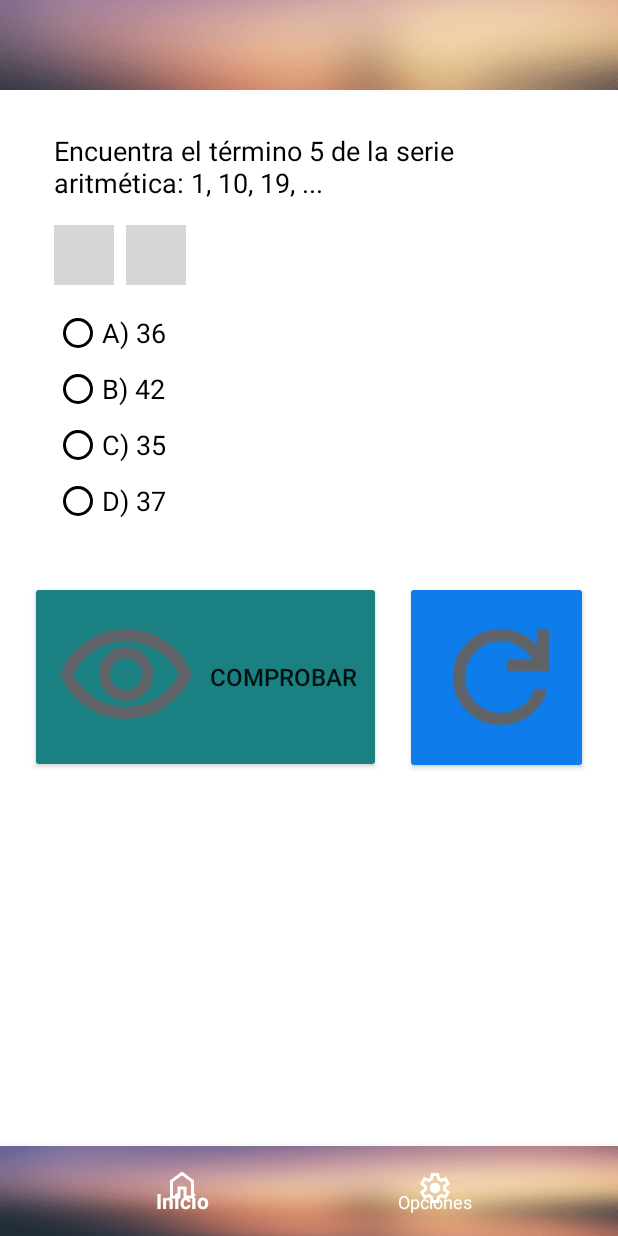
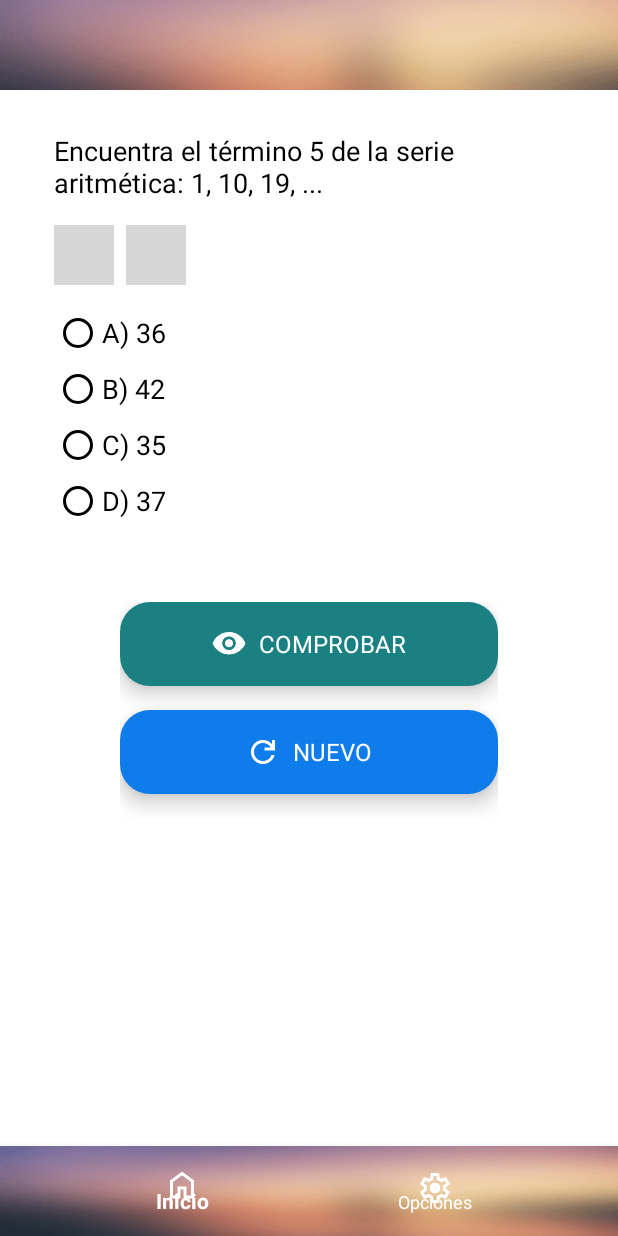
Before and after one commit to ivanrodriguezromero1/mathematical_reasoning, an Android app: the ProblemasActivity screen opened directly, with no data from a screen before it, on a phone screen of 412 x 824 dp. Run offline under Robolectric (Android 15) with nearby library versions, the phone set to English and light mode, and no system bars; grey boxes are pictures that could not be loaded.

Commit message:
activity problemas imagen de botones comprobar y nuevo

```diff
--- a/app/src/main/java/com/mathematical_reasoning/raz_mat/MyAdapter.java
+++ b/app/src/main/java/com/mathematical_reasoning/raz_mat/MyAdapter.java
@@ -8,7 +8,6 @@ import android.view.ViewGroup;
 import android.widget.ImageButton;
 import android.widget.ImageView;
 import android.widget.TextView;
-import android.widget.Toast;
 import androidx.annotation.NonNull;
 import androidx.core.content.ContextCompat;
 import androidx.recyclerview.widget.RecyclerView;
@@ -34,7 +33,7 @@ public class MyAdapter extends RecyclerView.Adapter<MyAdapter.ViewHolder> {
     @Override
     public ViewHolder onCreateViewHolder(@NonNull ViewGroup parent, int viewType) {
         View view = LayoutInflater.from(parent.getContext())
-                .inflate(R.layout.item_list, parent, false);
+                .inflate(R.layout.activity_main_item_list, parent, false);
         return new ViewHolder(view);
     }
 
--- a/app/src/main/java/com/mathematical_reasoning/raz_mat/ProblemasActivity.java
+++ b/app/src/main/java/com/mathematical_reasoning/raz_mat/ProblemasActivity.java
@@ -2,15 +2,12 @@ package com.mathematical_reasoning.raz_mat;
 
 import android.os.Bundle;
 import android.os.Handler;
+import android.widget.*;
 import androidx.appcompat.app.AppCompatActivity;
 import com.google.android.material.bottomnavigation.BottomNavigationView;
 import android.view.MenuItem;
-import android.widget.Button;
-import android.widget.ImageButton;
-import android.widget.RadioGroup;
-import android.widget.TextView;
 import android.content.Intent;
-import android.widget.ImageView;
+import com.google.android.material.button.MaterialButton;
 import com.mathematical_reasoning.raz_mat.utils.RadioButtonUtils;
 
 
@@ -46,8 +43,8 @@ public class ProblemasActivity extends AppCompatActivity {
         // Referencias a los componentes
 //        timerTextView = findViewById(R.id.timerTextView);
 //        ImageButton restartButton = findViewById(R.id.restartButton);
-        Button checkButton = findViewById(R.id.comprobarButton);
-        Button newButton = findViewById(R.id.nuevoButton);
+        LinearLayout comprobarButton = findViewById(R.id.comprobarLayout);
+        LinearLayout newButton = findViewById(R.id.nuevoLayout);
 
 //        // Iniciar el temporizador
 //        startTime = System.currentTimeMillis();
@@ -83,7 +80,7 @@ public class ProblemasActivity extends AppCompatActivity {
         });
 
         // Acción de comprobar respuesta
-        checkButton.setOnClickListener(v -> {
+        comprobarButton.setOnClickListener(v -> {
             // Lógica para verificar la respuesta seleccionada
         });
 
--- a/app/src/main/res/color/radio_button_selector.xml
+++ b/app/src/main/res/color/radio_button_selector.xml
@@ -1,7 +1,5 @@
 <?xml version="1.0" encoding="utf-8"?>
 <selector xmlns:android="http://schemas.android.com/apk/res/android">
-    <!-- Color púrpura cuando está seleccionado -->
     <item android:color="@color/radioButtonSelected" android:state_checked="true" />
-    <!-- Color negro cuando no está seleccionado -->
     <item android:color="@android:color/black" android:state_checked="false" />
 </selector>
--- /dev/null
+++ b/app/src/main/res/drawable/rounded_button_background.xml
@@ -0,0 +1,4 @@
+<shape xmlns:android="http://schemas.android.com/apk/res/android">
+    <solid android:color="@android:color/white"/> <!-- Color de fondo del botón -->
+    <corners android:radius="20dp" />
+</shape>
--- a/app/src/main/res/layout/item_list.xml
+++ b/app/src/main/res/layout/activity_main_item_list.xml
@@ -6,8 +6,7 @@
               android:padding="25dp"
               android:gravity="center_vertical"
               android:background="@drawable/rounded_item_background"
-              android:layout_marginBottom="10dp"
->
+              android:layout_marginBottom="10dp">
 
     <!-- Ícono del ítem (lado izquierdo) -->
     <ImageView
--- a/app/src/main/res/layout/activity_problemas.xml
+++ b/app/src/main/res/layout/activity_problemas.xml
@@ -120,7 +120,8 @@
                         android:clickable="true"
                         android:focusable="true"
                         app:tint="@color/buttonFiltroColor"
-                        android:layout_marginEnd="8dp" />
+                        android:layout_marginEnd="8dp"
+                        android:contentDescription="@string/filtrar_button_description"/>
 
                 <ImageButton
                         android:id="@+id/hintButton"
@@ -134,7 +135,8 @@
                         android:clickable="true"
                         android:focusable="true"
                         app:tint="@color/buttonBombillaColor"
-                        android:layout_marginEnd="16dp" />
+                        android:layout_marginEnd="16dp"
+                        android:contentDescription="@string/hint_button_description"/>
             </LinearLayout>
 
             <!-- RadioGroup con las opciones de respuesta -->
@@ -190,36 +192,16 @@
             <LinearLayout
                     android:layout_width="match_parent"
                     android:layout_height="wrap_content"
-                    android:orientation="horizontal"
+                    android:orientation="vertical"
                     android:gravity="center"
-                    android:layout_marginTop="16dp">
-
-                <Button
-                        android:id="@+id/comprobarButton"
-                        android:layout_width="wrap_content"
-                        android:layout_height="wrap_content"
-                        android:text="COMPROBAR"
-                        android:textSize="16sp"
-                        android:drawableStart="@drawable/ic_eye"
-                        android:drawablePadding="8dp"
-                        android:gravity="center_vertical"
-                        app:tint="@android:color/white"
-                        android:padding="16dp"
-                        android:backgroundTint="@color/buttonComprobarColor" />
-
-                <Button
-                        android:id="@+id/nuevoButton"
-                        android:layout_width="wrap_content"
-                        android:layout_height="wrap_content"
-                        android:text="NUEVO"
-                        android:textSize="16sp"
-                        android:drawableStart="@drawable/ic_refresh"
-                        android:drawablePadding="8dp"
-                        android:gravity="center_vertical"
-                        app:tint="@android:color/white"
-                        android:padding="16dp"
-                        android:layout_marginStart="16dp"
-                        android:backgroundTint="@color/buttonNuevoColor" />
+                    android:layout_marginHorizontal="60dp"
+                    android:layout_marginTop="30dp">
+                <include
+                    android:id="@+id/comprobarLayout"
+                    layout="@layout/activity_problemas_comprobar_button"/>
+                <include
+                    android:id="@+id/nuevoLayout"
+                    layout="@layout/activity_problemas_nuevo_button"/>
             </LinearLayout>
         </LinearLayout>
     </ScrollView>
--- /dev/null
+++ b/app/src/main/res/layout/activity_problemas_comprobar_button.xml
@@ -0,0 +1,32 @@
+<?xml version="1.0" encoding="utf-8"?>
+<LinearLayout xmlns:android="http://schemas.android.com/apk/res/android"
+              xmlns:app="http://schemas.android.com/apk/res-auto"
+              android:layout_width="match_parent"
+              android:layout_height="wrap_content"
+              android:orientation="horizontal"
+              android:gravity="center"
+              android:padding="16dp"
+              android:backgroundTint="@color/buttonComprobarColor"
+              android:background="@drawable/rounded_button_background"
+              android:layout_gravity="center"
+              android:clickable="true"
+              android:focusable="true"
+              android:layout_marginBottom="16dp"
+              android:elevation="8dp">
+
+    <ImageView
+            android:id="@+id/comprobarIcon"
+            android:layout_width="24dp"
+            android:layout_height="24dp"
+            android:src="@drawable/ic_eye"
+            app:tint="@android:color/white" />
+
+    <TextView
+            android:id="@+id/comprobarText"
+            android:layout_width="wrap_content"
+            android:layout_height="wrap_content"
+            android:text="COMPROBAR"
+            android:textSize="16sp"
+            android:textColor="@android:color/white"
+            android:layout_marginStart="8dp" />
+</LinearLayout>
--- /dev/null
+++ b/app/src/main/res/layout/activity_problemas_nuevo_button.xml
@@ -0,0 +1,32 @@
+<?xml version="1.0" encoding="utf-8"?>
+<LinearLayout xmlns:android="http://schemas.android.com/apk/res/android"
+              xmlns:app="http://schemas.android.com/apk/res-auto"
+              android:layout_width="match_parent"
+              android:layout_height="wrap_content"
+              android:orientation="horizontal"
+              android:gravity="center"
+              android:padding="16dp"
+              android:backgroundTint="@color/buttonNuevoColor"
+              android:background="@drawable/rounded_button_background"
+              android:layout_gravity="center"
+              android:clickable="true"
+              android:focusable="true"
+              android:layout_marginBottom="16dp"
+              android:elevation="8dp">
+
+    <ImageView
+            android:id="@+id/nuevoIcon"
+            android:layout_width="24dp"
+            android:layout_height="24dp"
+            android:src="@drawable/ic_refresh"
+            app:tint="@android:color/white" />
+
+    <TextView
+            android:id="@+id/nuevoText"
+            android:layout_width="wrap_content"
+            android:layout_height="wrap_content"
+            android:text="NUEVO"
+            android:textSize="16sp"
+            android:textColor="@android:color/white"
+            android:layout_marginStart="8dp" />
+</LinearLayout>
--- /dev/null
+++ b/app/src/main/res/values/strings.xml
@@ -0,0 +1,5 @@
+<?xml version="1.0" encoding="utf-8"?>
+<resources>
+    <string name="filtrar_button_description">Filtrar</string>
+    <string name="hint_button_description">Mostrar pista</string>
+</resources>
```
Also changed, not shown: app/src/main/res/drawable/ic_eye.png.
